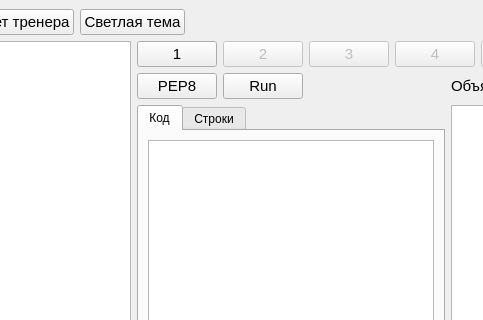
Above: mainwindow.ui from grigvlwork/syntax123 before the change; both pictures show x 110 to 593 and y 0 to 320 of the 1126 by 886 pixel window. Below: the same form after it.
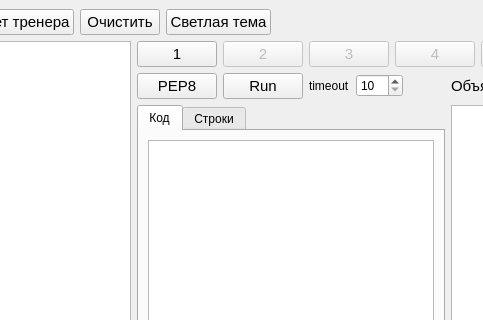
That is the form after the change. Icons and pictures are not drawn.

Commit message: сделал переходы по кнопкам, запуск кода и PEP8

```diff
--- a/mainwindow.ui
+++ b/mainwindow.ui
@@ -29,6 +29,18 @@
         </property>
        </widget>
       </item>
+      <item>
+       <widget class="QPushButton" name="clear_btn">
+        <property name="font">
+         <font>
+          <pointsize>11</pointsize>
+         </font>
+        </property>
+        <property name="text">
+         <string>Очистить</string>
+        </property>
+       </widget>
+      </item>
       <item>
        <widget class="QPushButton" name="toggle_theme_btn">
         <property name="font">
@@ -514,6 +526,26 @@
                 </property>
                </widget>
               </item>
+              <item>
+               <widget class="QLabel" name="label_4">
+                <property name="text">
+                 <string>timeout</string>
+                </property>
+               </widget>
+              </item>
+              <item>
+               <widget class="QSpinBox" name="timeout_sb">
+                <property name="minimum">
+                 <number>10</number>
+                </property>
+                <property name="maximum">
+                 <number>250</number>
+                </property>
+                <property name="singleStep">
+                 <number>40</number>
+                </property>
+               </widget>
+              </item>
               <item>
                <spacer name="horizontalSpacer_2">
                 <property name="orientation">
```
The commit also changes 4 other files.
